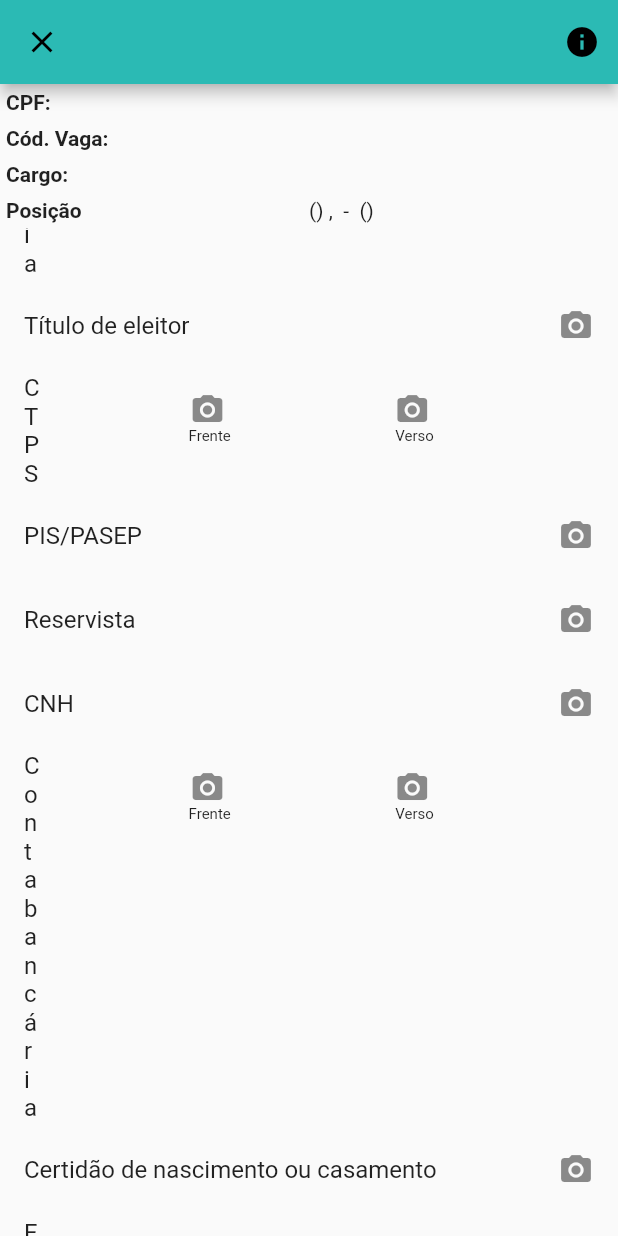
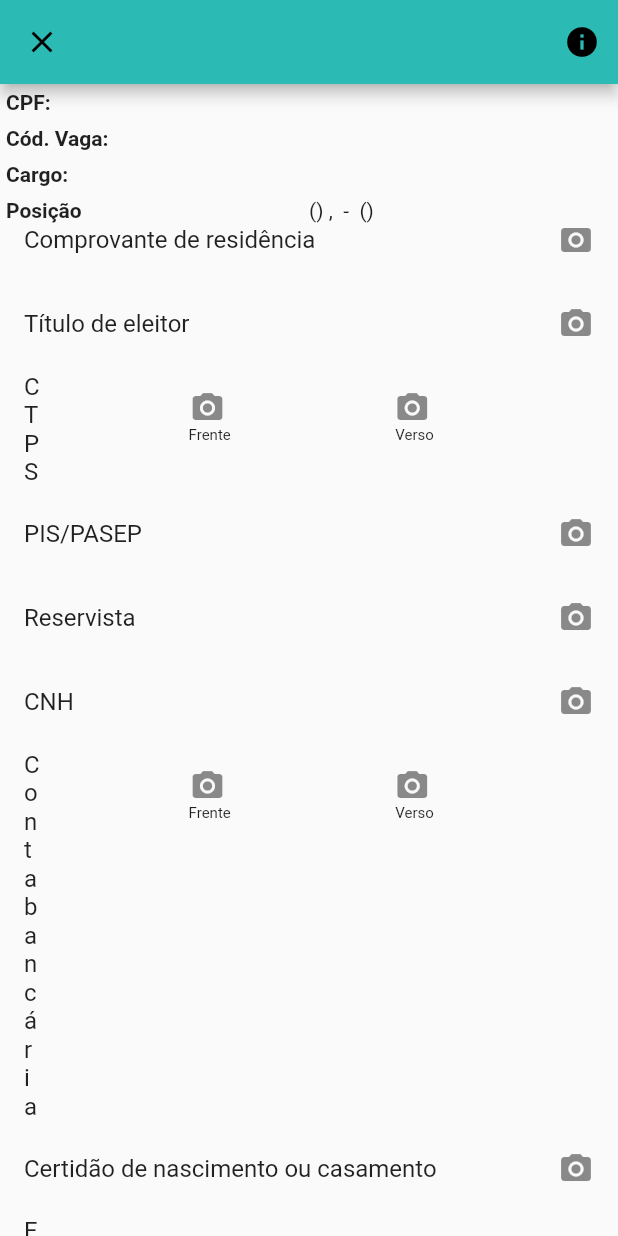
Before and after one commit to gaspring/zadmissao2, a Flutter app: the CriarPreAdmissaoView screen opened directly with empty values, scrolled down 576 dp, on a phone screen of 412 x 824 dp. Run offline on Flutter 3.47's test engine with Material 2 defaults, Android fonts, the phone set to English and light mode, and no system bars; our stand-ins replace camera, image_picker, shared_preferences; missing offline and left inert: masked_text; accounts and stored records are empty; statements that could not run were skipped.

```diff
--- a/lib/api/vaga/documento-viewmodel.dart
+++ b/lib/api/vaga/documento-viewmodel.dart
@@ -5,6 +5,7 @@ class DocumentoViewModel {
   String key;
   String idPreAdmissaoApp;
   bool temVerso;
+  bool ePosProcesso;
 
   Icon icon;
   Icon iconVerse;
@@ -16,9 +17,9 @@ class DocumentoViewModel {
       this.key: "",
       this.idPreAdmissaoApp: "",
       this.temVerso: false,
+      this.ePosProcesso: false,
       this.icon: const Icon(Icons.camera_alt),
       this.iconVerse: const Icon(Icons.camera_alt),
-
       this.dependenteOuAdmissao: "A"});
 
   factory DocumentoViewModel.fromJson(Map<String, dynamic> json) {
--- a/lib/api/vaga/pre-admissao-app-viewmodel.dart
+++ b/lib/api/vaga/pre-admissao-app-viewmodel.dart
@@ -41,9 +41,11 @@ class PreAdmissaoAppViewModel {
   String horaIntervaloPosicao;
   String cargo;
   String statusFichaRegistro;
-  String statusFichaRegistroVerso;
   String statusFormularioVT;
   String statusSolicitacaoUniforme;
+  String statusSolicitacaoEmprego;
+  String statusSolicitacaoEmpregoVerso;
+  String statusCTPSAssinada;
 
   PreAdmissaoAppViewModel(
       {this.idPreAdmissaoApp,
@@ -88,7 +90,9 @@ class PreAdmissaoAppViewModel {
       this.statusFormularioVT,
       this.statusSolicitacaoUniforme,
       this.statusFichaRegistro,
-      this.statusFichaRegistroVerso});
+      this.statusSolicitacaoEmprego,
+      this.statusCTPSAssinada,
+      this.statusSolicitacaoEmpregoVerso});
 
   factory PreAdmissaoAppViewModel.fromJson(Map<String, dynamic> json) {
     return new PreAdmissaoAppViewModel(
@@ -134,10 +138,11 @@ class PreAdmissaoAppViewModel {
         horaFimPosicao: json['horaFimPosicao'],
         horaIntervaloPosicao: json['horaIntervaloPosicao'],
         cargo: json['cargo'],
-      statusFichaRegistro: json['StatusFichaRegistro'],
-      statusFichaRegistroVerso: json['StatusFichaRegistroVerso'],
-      statusFormularioVT: json['StatusFormularioVT'],
-      statusSolicitacaoUniforme: json['StatusSolicitacaoUniforme'],
-    );
+        statusFichaRegistro: json['statusFichaRegistro'],
+        statusFormularioVT: json['statusFormularioVT'],
+        statusSolicitacaoUniforme: json['statusSolicitacaoUniforme'],
+        statusSolicitacaoEmprego: json['statusSolicitacaoEmprego'],
+        statusCTPSAssinada: json['statusCTPSAssinada'],
+        statusSolicitacaoEmpregoVerso: json['statusSolicitacaoEmpregoVerso']);
   }
 }
--- a/lib/api/vaga/vaga-service.dart
+++ b/lib/api/vaga/vaga-service.dart
@@ -65,7 +65,7 @@ class VagaService {
     }
   }
 
-  Future<List<VagaViewModel>> listarPreAdmissaoHistorico() async {
+  Future<List<PreAdmissaoAppViewModel>> listarPreAdmissaoHistorico() async {
     try {
       var preferences = await SharedPreferences.getInstance();
       var idUsuario = preferences.get(ApiSettings.ID_USER);
@@ -78,7 +78,7 @@ class VagaService {
       var response = await http.get(url, headers: _header);
       var responseJson = json.decode(response.body);
 
-      var l = (responseJson as List).map((x) => new VagaViewModel.fromJson(x));
+      var l = (responseJson as List).map((x) => new PreAdmissaoAppViewModel.fromJson(x));
 
       return l.toList();
     } catch (e) {
--- a/lib/views/criar-preadmissao-view.dart
+++ b/lib/views/criar-preadmissao-view.dart
@@ -12,9 +12,10 @@ class CriarPreAdmissaoView extends StatefulWidget {
   final VagaViewModel vagaViewModel;
   final PreAdmissaoAppViewModel preAdmissaoAppViewModel;
   bool isNew;
+  bool ePosProceso;
 
   CriarPreAdmissaoView(
-      {this.vagaViewModel, this.preAdmissaoAppViewModel, this.isNew});
+      {this.vagaViewModel, this.preAdmissaoAppViewModel, this.isNew, this.ePosProceso: false});
 
   @override
   State<StatefulWidget> createState() => new _CriarPreAdmissaoState();
@@ -32,6 +33,12 @@ class _CriarPreAdmissaoState extends State<CriarPreAdmissaoView> {
     _documentos.add(new DocumentoViewModel(
         nome: "Dependentes", key: "DEPENDENTES", icon: new Icon(Icons.group)));
     _documentos.add(new DocumentoViewModel(
+        nome: "Solicitação de emprego",
+        key: "SOLICITACAOEMPREGO",
+        temVerso: true,
+        icon: _chooseIcons(widget.preAdmissaoAppViewModel.statusSolicitacaoEmprego),
+        iconVerse: _chooseIcons(widget.preAdmissaoAppViewModel.statusSolicitacaoEmprego)));
+    _documentos.add(new DocumentoViewModel(
         nome: "RG",
         key: "RG",
         temVerso: true,
@@ -44,7 +51,6 @@ class _CriarPreAdmissaoState extends State<CriarPreAdmissaoView> {
     _documentos.add(new DocumentoViewModel(
         nome: "Comprovante de residência",
         key: "ENDERECO",
-        temVerso: true,
         icon: _chooseIcons(widget.preAdmissaoAppViewModel.statusRG)));
     _documentos.add(new DocumentoViewModel(
         nome: "Título de eleitor",
@@ -102,6 +108,27 @@ class _CriarPreAdmissaoState extends State<CriarPreAdmissaoView> {
         key: "VACINA3",
         icon: _chooseIcons(widget.preAdmissaoAppViewModel.statusVacina3)));
     _documentos.add(new DocumentoViewModel(
+        nome: "Ficha de registro",
+        key: "FICHAREGISTRO",
+        ePosProcesso: true,
+        icon: _chooseIcons(widget.preAdmissaoAppViewModel.statusFichaRegistro)));
+    _documentos.add(new DocumentoViewModel(
+        nome: "Solicitação de Vale Transporte",
+        key: "FORMULARIOVT",
+        ePosProcesso: true,
+        icon: _chooseIcons(widget.preAdmissaoAppViewModel.statusFormularioVT)));
+    _documentos.add(new DocumentoViewModel(
+        nome: "CTPS Assinada",
+        key: "CTPSASSINADA",
+        ePosProcesso: true,
+        icon: _chooseIcons(widget.preAdmissaoAppViewModel.statusCTPSAssinada)));
+    _documentos.add(new DocumentoViewModel(
+        nome: "Solicitação de uniforme",
+        key: "SOLICITACAOUNIFORME",
+        ePosProcesso: true,
+        icon: _chooseIcons(
+            widget.preAdmissaoAppViewModel.statusSolicitacaoUniforme)));
+    _documentos.add(new DocumentoViewModel(
         nome: "Certificado de formação de vigilante",
         key: "CERTIFICADOFORMACAOVIG",
         temVerso: true,
@@ -131,22 +158,8 @@ class _CriarPreAdmissaoState extends State<CriarPreAdmissaoView> {
         icon: _chooseIcons(widget.preAdmissaoAppViewModel.statusDRTVig),
         iconVerse:
             _chooseIcons(widget.preAdmissaoAppViewModel.statusDRTVigVerso)));
-    _documentos.add(new DocumentoViewModel(
-        nome: "Ficha de registro",
-        key: "FICHAREGISTRO",
-        temVerso: true,
-        icon: _chooseIcons(widget.preAdmissaoAppViewModel.statusFichaRegistro),
-        iconVerse: _chooseIcons(
-            widget.preAdmissaoAppViewModel.statusFichaRegistroVerso)));
-    _documentos.add(new DocumentoViewModel(
-        nome: "Solicitação de Vale Transporte",
-        key: "FORMULARIOVT",
-        icon: _chooseIcons(widget.preAdmissaoAppViewModel.statusFormularioVT)));
-    _documentos.add(new DocumentoViewModel(
-        nome: "Solicitação de uniforme",
-        key: "SOLICITACAOUNIFORME",
-        icon: _chooseIcons(
-            widget.preAdmissaoAppViewModel.statusSolicitacaoUniforme)));
+
+    _documentos = _documentos.where((x) => x.ePosProcesso == widget.ePosProceso).toList();
 
     super.initState();
   }
```
Also changed, not shown: lib/views/lista-preadmissao-view.dart (+35 -2 lines), lib/api/login/login-service.dart (line endings or trailing spaces). Lines whose indentation alone changed are shown as unchanged.
